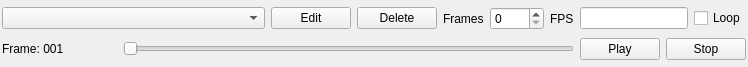
Old version of the form src/qtui/animwidget.ui in the repository zturtleman/mm3d.
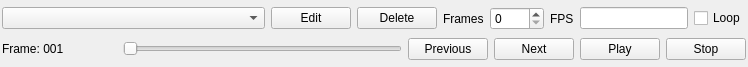
New version of the form. Custom widgets are drawn as their Qt base class.

Commit message: Add Previous/Next buttons to animation mode

Diff of the .ui file:
```diff
--- a/src/qtui/animwidget.ui
+++ b/src/qtui/animwidget.ui
@@ -180,6 +180,20 @@
        </property>
       </widget>
      </item>
+     <item>
+      <widget class="QPushButton" name="m_previous">
+       <property name="text">
+        <string>Previous</string>
+       </property>
+      </widget>
+     </item>
+     <item>
+      <widget class="QPushButton" name="m_next">
+       <property name="text">
+        <string>Next</string>
+       </property>
+      </widget>
+     </item>
      <item>
       <widget class="QPushButton" name="m_play">
        <property name="text">
```
Left out of the diff: 32 changed lines with no effect on the pictures. The commit also changes 3 other files.
